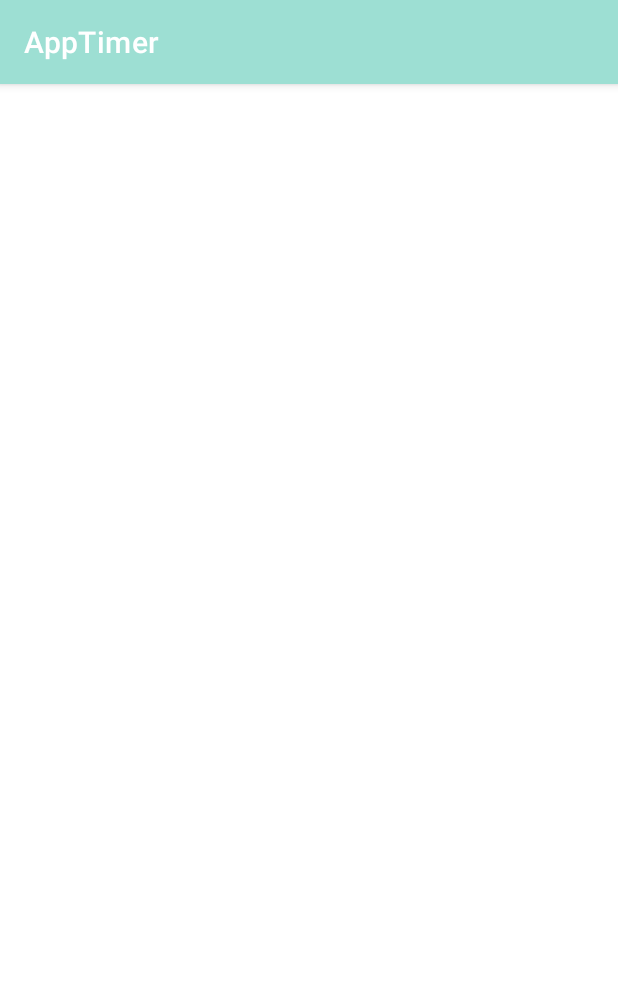
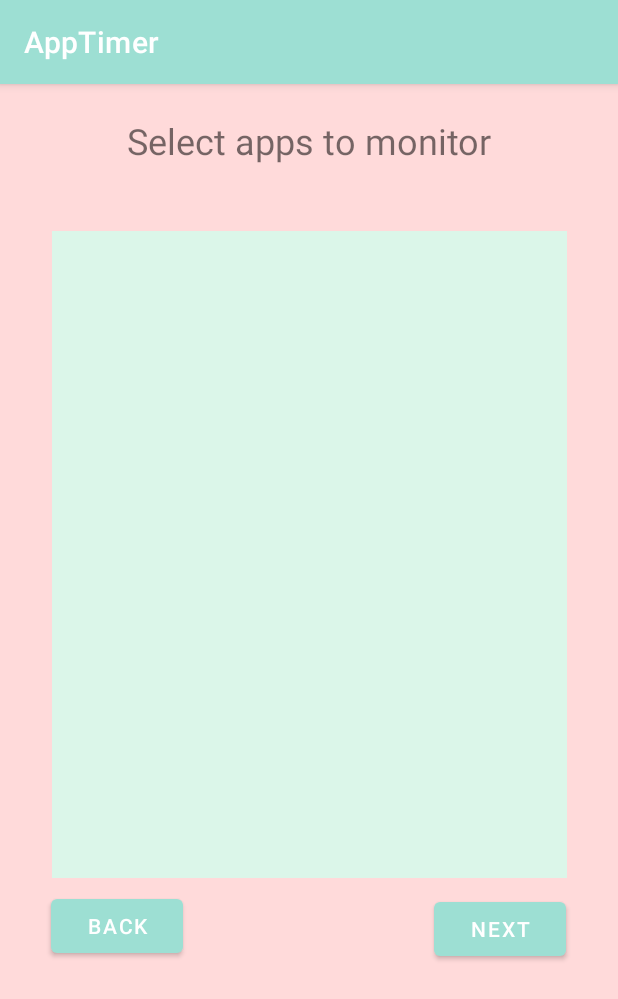
Before and after one commit to prabhatsn1/AppTimer, an Android app: the MonitorActivity screen opened directly, with no data from a screen before it, on a phone screen of 412 x 824 dp. Shown: the top 999 px of the screen. Run offline under Robolectric (Android 15) with nearby library versions, the phone set to English and light mode, and no system bars.

```diff
--- a/app/build.gradle
+++ b/app/build.gradle
@@ -39,6 +39,7 @@ dependencies {
     implementation 'androidx.appcompat:appcompat:1.2.0'
     implementation 'com.google.android.material:material:1.2.1'
     implementation 'androidx.constraintlayout:constraintlayout:2.0.4'
+    implementation 'androidx.gridlayout:gridlayout:1.0.0'
     testImplementation 'junit:junit:4.+'
     androidTestImplementation 'androidx.test.ext:junit:1.1.2'
     androidTestImplementation 'androidx.test.espresso:espresso-core:3.3.0'
--- a/app/src/main/AndroidManifest.xml
+++ b/app/src/main/AndroidManifest.xml
@@ -9,7 +9,8 @@
         android:roundIcon="@mipmap/ic_launcher_round"
         android:supportsRtl="true"
         android:theme="@style/Theme.AppTimer">
-        <activity android:name=".MonitorActivity"></activity>
+        <activity android:name=".Dashboard"></activity>
+        <activity android:name=".MonitorActivity" />
         <activity android:name=".UsageGoalActivity" />
         <activity android:name=".PermissionActivity" />
         <activity android:name=".MainActivity">
--- a/app/src/main/java/com/collabcode/apptimer/MonitorActivity.kt
+++ b/app/src/main/java/com/collabcode/apptimer/MonitorActivity.kt
@@ -1,11 +1,26 @@
 package com.collabcode.apptimer
 
+import android.content.Intent
 import androidx.appcompat.app.AppCompatActivity
 import android.os.Bundle
+import android.view.View
+import android.widget.Button
 
 class MonitorActivity : AppCompatActivity() {
     override fun onCreate(savedInstanceState: Bundle?) {
         super.onCreate(savedInstanceState)
         setContentView(R.layout.activity_monitor)
+
+        val nextBtn = findViewById<Button>(R.id.nextBtn)
+        val backBtn = findViewById<Button>(R.id.backBtn)
+
+        nextBtn.setOnClickListener(View.OnClickListener {
+            val mActivity = Intent(this,Dashboard::class.java)
+            startActivity(mActivity)
+        })
+        backBtn.setOnClickListener(View.OnClickListener {
+            val nActivity = Intent(this,UsageGoalActivity::class.java)
+            startActivity(nActivity)
+        })
     }
 }
--- a/app/src/main/res/layout/activity_monitor.xml
+++ b/app/src/main/res/layout/activity_monitor.xml
@@ -4,6 +4,55 @@
     xmlns:tools="http://schemas.android.com/tools"
     android:layout_width="match_parent"
     android:layout_height="match_parent"
+    android:background="@color/C1"
     tools:context=".MonitorActivity">
 
+    <Button
+        android:id="@+id/backBtn"
+        android:layout_width="wrap_content"
+        android:layout_height="wrap_content"
+        android:layout_marginStart="34dp"
+        android:layout_marginTop="8dp"
+        android:text="@string/back"
+        app:layout_constraintStart_toStartOf="parent"
+        app:layout_constraintTop_toBottomOf="@+id/scrollView2" />
+
+    <Button
+        android:id="@+id/nextBtn"
+        android:layout_width="wrap_content"
+        android:layout_height="wrap_content"
+        android:layout_marginStart="167dp"
+        android:layout_marginTop="10dp"
+        android:text="@string/next"
+        app:layout_constraintStart_toEndOf="@+id/backBtn"
+        app:layout_constraintTop_toBottomOf="@+id/scrollView2" />
+
+    <ScrollView
+        android:id="@+id/scrollView2"
+        android:layout_width="343dp"
+        android:layout_height="431dp"
+        android:layout_marginTop="44dp"
+        android:background="@color/C2"
+        app:layout_constraintEnd_toEndOf="parent"
+        app:layout_constraintHorizontal_bias="0.5"
+        app:layout_constraintStart_toStartOf="parent"
+        app:layout_constraintTop_toBottomOf="@+id/textView">
+
+        <LinearLayout
+            android:layout_width="match_parent"
+            android:layout_height="wrap_content"
+            android:orientation="vertical" />
+    </ScrollView>
+
+    <TextView
+        android:id="@+id/textView"
+        android:layout_width="wrap_content"
+        android:layout_height="wrap_content"
+        android:layout_marginTop="21dp"
+        android:text="@string/select_apps_to_monitor"
+        android:textSize="24sp"
+        app:layout_constraintEnd_toEndOf="parent"
+        app:layout_constraintHorizontal_bias="0.5"
+        app:layout_constraintStart_toStartOf="parent"
+        app:layout_constraintTop_toTopOf="parent" />
 </androidx.constraintlayout.widget.ConstraintLayout>
--- a/app/src/main/res/values/strings.xml
+++ b/app/src/main/res/values/strings.xml
@@ -13,4 +13,7 @@
     <string name="done">Done</string>
     <string name="apptimer">AppTimer</string>
     <string name="logo">Logo</string>
+    <string name="back">Back</string>
+    <string name="next">Next</string>
+    <string name="select_apps_to_monitor">Select apps to monitor</string>
 </resources>
```
Also changed, not shown: app/src/main/java/com/collabcode/apptimer/Dashboard.kt (added, +11 -0 lines), app/src/main/res/layout/activity_dashboard.xml (added, +52 -0 lines).
